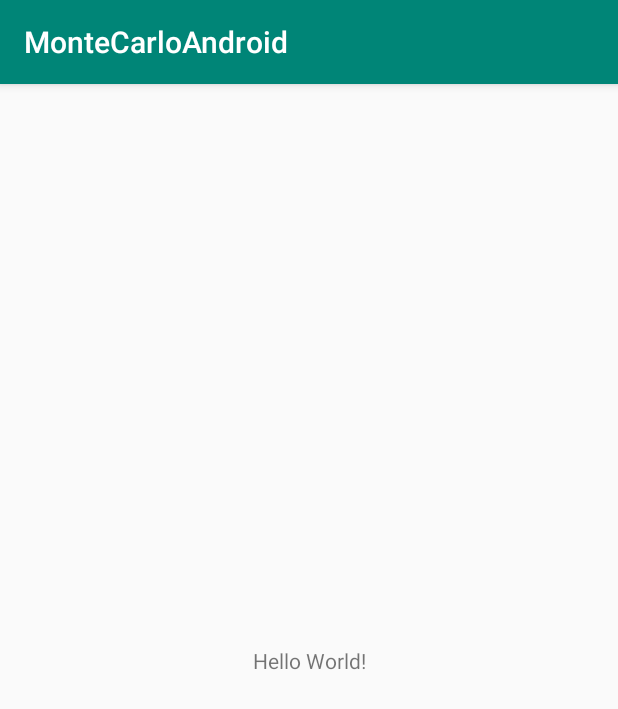
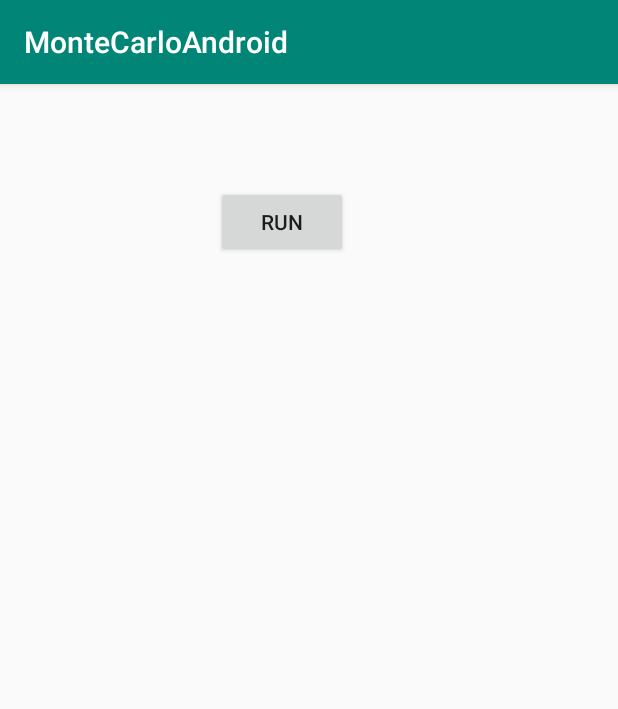
Before and after one commit to nasbotond/MonteCarloAndroid, an Android app: the screen it shows after launch (MainActivity), on a phone screen of 412 x 824 dp. Shown: the top 709 px of the screen. Run offline under Robolectric (Android 15) with nearby library versions, the phone set to English and light mode, and no system bars.

Commit message:
add placeholder chart and button

```diff
--- a/app/build.gradle
+++ b/app/build.gradle
@@ -29,7 +29,9 @@ dependencies {
     implementation 'androidx.appcompat:appcompat:1.0.2'
     implementation 'androidx.core:core-ktx:1.0.2'
     implementation 'androidx.constraintlayout:constraintlayout:1.1.3'
+    implementation 'androidx.legacy:legacy-support-v4:1.0.0'
     testImplementation 'junit:junit:4.12'
     androidTestImplementation 'androidx.test.ext:junit:1.1.0'
     androidTestImplementation 'androidx.test.espresso:espresso-core:3.1.1'
+    implementation 'com.github.PhilJay:MPAndroidChart:v3.1.0'
 }
--- a/app/src/main/java/com/kotlinforandroiddevelopment/montecarloandroid/MainActivity.kt
+++ b/app/src/main/java/com/kotlinforandroiddevelopment/montecarloandroid/MainActivity.kt
@@ -1,12 +1,40 @@
 package com.kotlinforandroiddevelopment.montecarloandroid
 
+import android.os.Bundle
+import android.widget.Button
 import androidx.appcompat.app.AppCompatActivity
-import android.os.Bundle
+import androidx.fragment.app.Fragment
+import androidx.fragment.app.FragmentTransaction
+
 
 class MainActivity : AppCompatActivity() {
 
     override fun onCreate(savedInstanceState: Bundle?) {
         super.onCreate(savedInstanceState)
         setContentView(R.layout.activity_main)
+
+        val runBtn =
+            findViewById<Button>(R.id.runButton)
+
+        runBtn.setOnClickListener{
+            // var fragment: Fragment? = ChartFragment()
+            replaceFragment()
+        }
+        /*
+        val transaction: FragmentTransaction = supportFragmentManager.beginTransaction()
+        transaction.replace(R.id.activity_main, ChartFragment.newInstance())
+        transaction.commit()
+        */
     }
+
+    private fun replaceFragment() {
+        val transaction: FragmentTransaction =
+            supportFragmentManager.beginTransaction()
+        transaction.replace(R.id.activity_main, ChartFragment.newInstance())
+        transaction.addToBackStack(null)
+        transaction.commit()
+    }
+
+
+
 }
--- a/app/src/main/res/layout/activity_main.xml
+++ b/app/src/main/res/layout/activity_main.xml
@@ -1,18 +1,20 @@
 <?xml version="1.0" encoding="utf-8"?>
 <androidx.constraintlayout.widget.ConstraintLayout xmlns:android="http://schemas.android.com/apk/res/android"
     xmlns:app="http://schemas.android.com/apk/res-auto"
+    android:id="@+id/activity_main"
     xmlns:tools="http://schemas.android.com/tools"
     android:layout_width="match_parent"
     android:layout_height="match_parent"
     tools:context=".MainActivity">
 
-    <TextView
+    <Button
+        android:id="@+id/runButton"
         android:layout_width="wrap_content"
         android:layout_height="wrap_content"
-        android:text="Hello World!"
-        app:layout_constraintBottom_toBottomOf="parent"
-        app:layout_constraintLeft_toLeftOf="parent"
-        app:layout_constraintRight_toRightOf="parent"
+        android:layout_marginStart="144dp"
+        android:layout_marginLeft="144dp"
+        android:layout_marginTop="68dp"
+        android:text="RUN"
+        app:layout_constraintStart_toStartOf="parent"
         app:layout_constraintTop_toTopOf="parent" />
-
 </androidx.constraintlayout.widget.ConstraintLayout>
--- a/app/src/main/res/values/strings.xml
+++ b/app/src/main/res/values/strings.xml
@@ -1,3 +1,6 @@
 <resources>
     <string name="app_name">MonteCarloAndroid</string>
+
+    <!-- TODO: Remove or change this placeholder text -->
+    <string name="hello_blank_fragment">Hello blank fragment</string>
 </resources>
--- a/build.gradle
+++ b/build.gradle
@@ -19,6 +19,7 @@ allprojects {
     repositories {
         google()
         jcenter()
+        maven { url 'https://jitpack.io' }
 
     }
 }
```
Also changed, not shown: app/src/main/java/com/kotlinforandroiddevelopment/montecarloandroid/ChartFragment.kt (added, +92 -0 lines), app/src/main/res/layout/fragment_chart.xml (added, +14 -0 lines).
